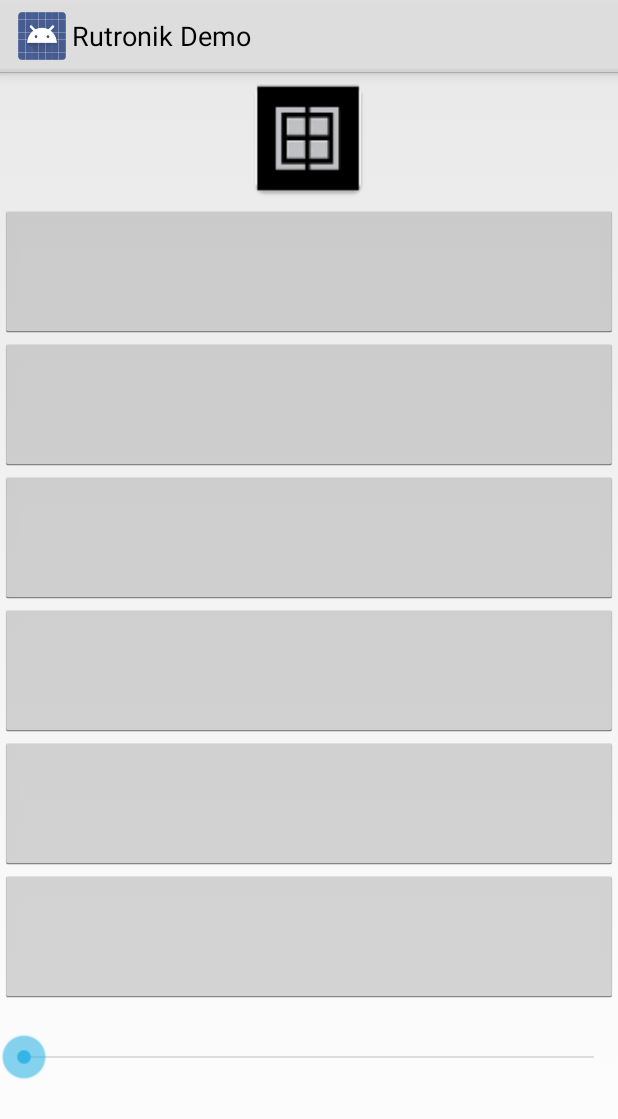
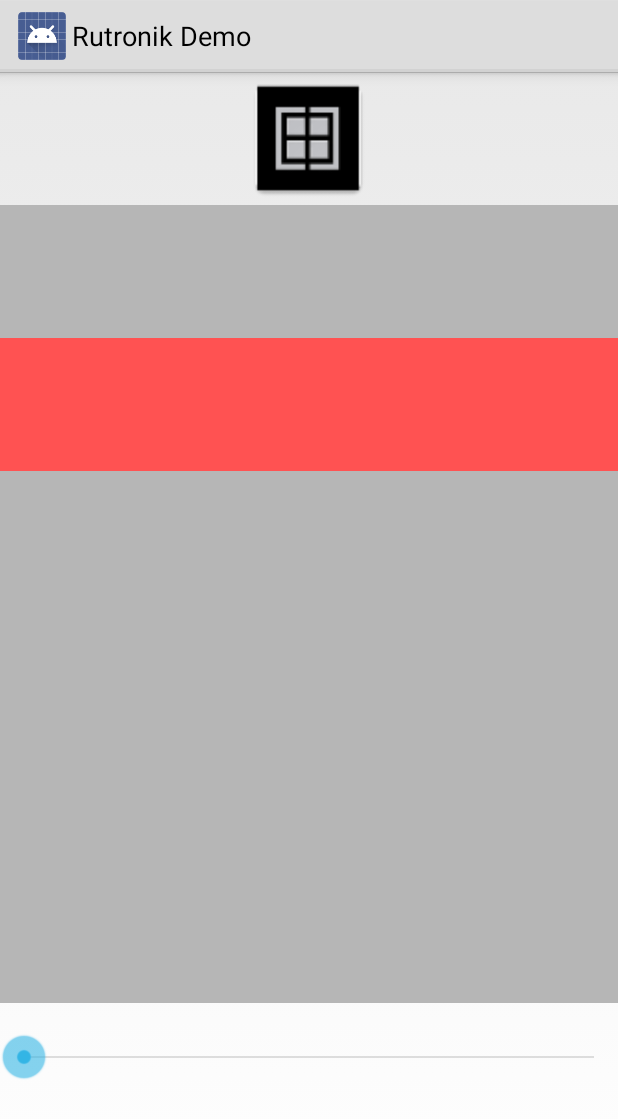
Before and after one commit to VirgileDjimgou/Android_UART_Client_Bluethoot_Sensor_Nordic_CortexM4_NRF52832, an Android app: the Demo_2_Activity screen opened directly, with no data from a screen before it, on a phone screen of 412 x 824 dp. Shown: the top 1119 px of the screen. Run offline under Robolectric (Android 15) with nearby library versions, the light colour scheme and no system bars.

Commit message:
Update  with add of Demo 1 and Demo 2 Gps Tracer  and  Accelerometer Tracker

```diff
--- a/app/src/main/java/com/rutronik/demo/Demo_2_Activity.java
+++ b/app/src/main/java/com/rutronik/demo/Demo_2_Activity.java
@@ -6,7 +6,10 @@ package com.rutronik.demo;
 
 import android.app.Activity;
 import android.content.Intent;
+import android.graphics.Color;
 import android.os.Bundle;
+import android.os.Handler;
+import android.os.StrictMode;
 import android.support.annotation.NonNull;
 import android.text.TextUtils;
 import android.view.View;
@@ -17,8 +20,21 @@ import android.widget.SeekBar;
 import android.widget.TextView;
 import android.widget.Toast;
 import com.rutronik.demo.R;
+import com.rutronik.gps.GPSTracker;
+import com.rutronik.gps.GPS_Temp_Press_Activity;
+
+import java.io.UnsupportedEncodingException;
+import java.util.Random;
+import java.util.Timer;
+import java.util.TimerTask;
+
+import static com.rutronik.demo.R.color.disabled;
 
 public class Demo_2_Activity extends Activity{
+    Timer timer;
+    TimerTask timerTask;
+    final Handler handler = new Handler();
+    int i = 0;
 
 
     // Implementation
@@ -40,18 +56,135 @@ public class Demo_2_Activity extends Activity{
         L4 = (Button) findViewById(R.id.Led_4);
         L5 = (Button) findViewById(R.id.Led_5);
         L6 = (Button) findViewById(R.id.Led_6);
+       // animation_1();
+
 
 
     }
 
+    @Override
+    protected void onResume() {
+        super.onResume();
+
+        //onResume we start our timer so it can start when the app comes from the background
+        startTimer();
+    }
+
+    public void startTimer() {
+        //set a new Timer
+        timer = new Timer();
+
+        //initialize the TimerTask's job
+        initializeTimerTask();
+
+        //schedule the timer, after the first 5000ms the TimerTask will run every 10000ms
+        timer.schedule(timerTask, 1000, 1000); //
+    }
+
+    public void stoptimertask(View v) {
+        //stop the timer, if it's not already null
+        if (timer != null) {
+            timer.cancel();
+            timer = null;
+        }
+    }
+
+    public void initializeTimerTask() {
+
+        timerTask = new TimerTask() {
+            public void run() {
+
+                //use a handler to run a toast that shows the current timestamp
+                handler.post(new Runnable() {
+                    public void run() {
+                        // create class object
+                        animation_2();
+
+
+                    }
+                });
+            }
+        };
+    }
+
+
+
     public  static  void animation_1(){
+
+        Random rnd = new Random();
+        int color = Color.argb(255, rnd.nextInt(256), rnd.nextInt(256), rnd.nextInt(256));
+        L1.setBackgroundColor(color);
+
+        rnd = new Random();
+        color = Color.argb(255, rnd.nextInt(256), rnd.nextInt(256), rnd.nextInt(256));
+        L2.setBackgroundColor(color);
+
+
+        rnd = new Random();
+        color = Color.argb(255, rnd.nextInt(256), rnd.nextInt(256), rnd.nextInt(256));
+        L3.setBackgroundColor(color);
+
+
+        rnd = new Random();
+        color = Color.argb(255, rnd.nextInt(256), rnd.nextInt(256), rnd.nextInt(256));
+        L4.setBackgroundColor(color);
+
+
+        rnd = new Random();
+        color = Color.argb(255, rnd.nextInt(256), rnd.nextInt(256), rnd.nextInt(256));
+        L5.setBackgroundColor(color);
+
+
+        rnd = new Random();
+        color = Color.argb(255, rnd.nextInt(256), rnd.nextInt(256), rnd.nextInt(256));
+        L6.setBackgroundColor(color);
 
 
     }
 
-    public static void animation_2 (){
+    public void animation_2 (){
 
 
+         Reset();
+           if(i==0){ L1.setBackgroundColor(getResources().getColor(R.color.Red));}
+
+           if(i==1){        L2.setBackgroundColor(getResources().getColor(R.color.Red));
+           }
+           if(i==2){        L3.setBackgroundColor(getResources().getColor(R.color.Red));
+           }
+           if(i==3){        L4.setBackgroundColor(getResources().getColor(R.color.Red));
+           }
+           if(i==4){        L5.setBackgroundColor(getResources().getColor(R.color.Red));
+           }
+           if(i==5){        L6.setBackgroundColor(getResources().getColor(R.color.Red));
+           }
+         // Retour
+
+            if(i==7){        L6.setBackgroundColor(getResources().getColor(R.color.Red));}
+
+            if(i==8){        L5.setBackgroundColor(getResources().getColor(R.color.Red));
+            }
+            if(i==9){        L4.setBackgroundColor(getResources().getColor(R.color.Red));
+            }
+            if(i==10){        L3.setBackgroundColor(getResources().getColor(R.color.Red));
+            }
+            if(i==11){        L2.setBackgroundColor(getResources().getColor(R.color.Red));
+            }
+            if(i== 12){        L1.setBackgroundColor(getResources().getColor(R.color.Red));
+                               i = 0; // Reset von Compteur
+            }
+
+         i++;
+
+    }
+
+    public void Reset(){
+        L1.setBackgroundColor(getResources().getColor(R.color.disabled));
+        L2.setBackgroundColor(getResources().getColor(R.color.disabled));
+        L3.setBackgroundColor(getResources().getColor(R.color.disabled));
+        L4.setBackgroundColor(getResources().getColor(R.color.disabled));
+        L5.setBackgroundColor(getResources().getColor(R.color.disabled));
+        L6.setBackgroundColor(getResources().getColor(R.color.disabled));
 
     }
 }
--- a/app/src/main/res/values/colors.xml
+++ b/app/src/main/res/values/colors.xml
@@ -45,4 +45,6 @@
     <color name="btn_login_bg">#eceef1</color>
     <color name="lbl_name">#333333</color>
     <color name="btn_logut_bg">#ff6861</color>
+
+    <color name="Red">#ff5252</color>
 </resources>
```
